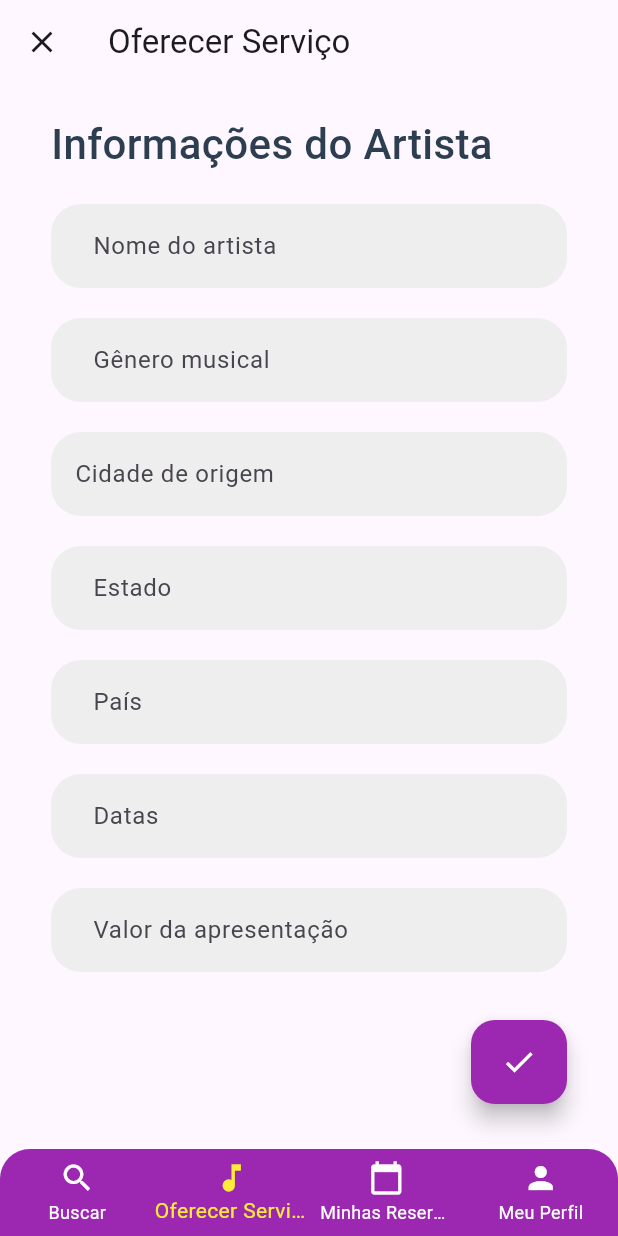
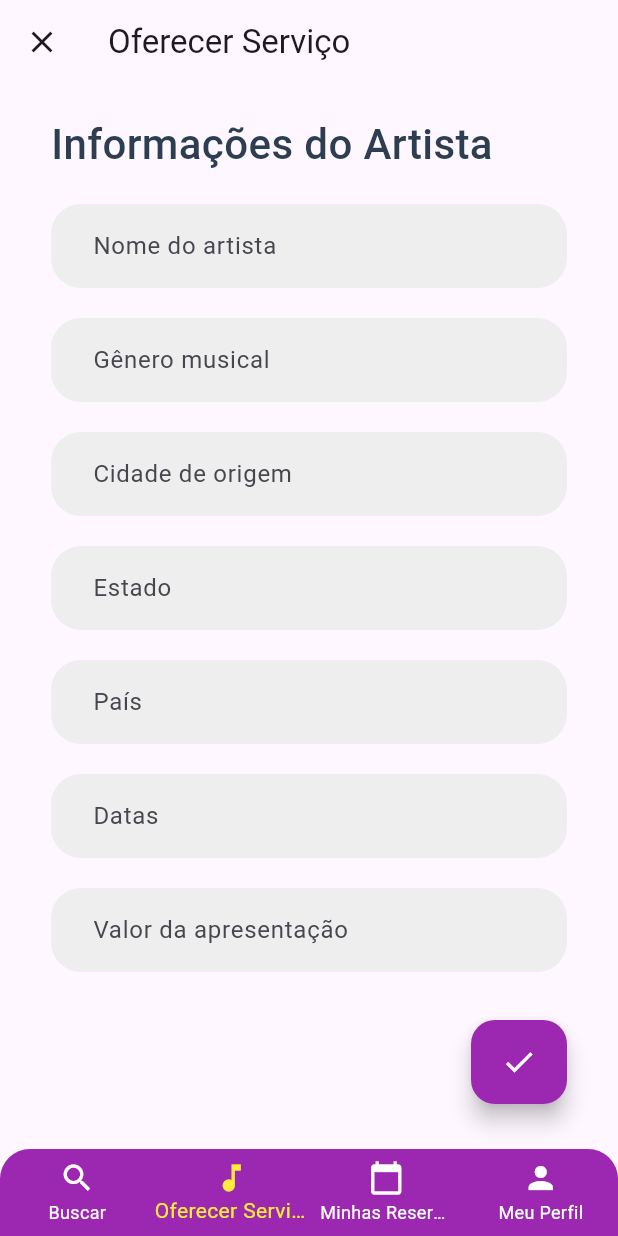
Before and after one commit to antoniosereno95/marcasom, a Flutter app: the OfferService screen opened by its route, on a phone screen of 412 x 824 dp. Run offline on Flutter 3.47's test engine with Material 3 defaults, Android fonts, the phone set to English and light mode, and no system bars; our stand-ins replace flutter_svg, flutter_typeahead, page_transition.

Commit message:
Update offerService.dart

```diff
--- a/lib/screens/offerService.dart
+++ b/lib/screens/offerService.dart
@@ -127,7 +127,9 @@ class _OfferServiceState extends State<OfferService> {
                 },
               ),
               SizedBox(height: 20),
-              TextFormField(
+              TypeAheadFormField(
+                textFieldConfiguration: TextFieldConfiguration(
+                  controller: _cityController,
                   decoration: InputDecoration(
                     hintText: 'Cidade de origem',
                     filled: true,
@@ -135,6 +137,8 @@ class _OfferServiceState extends State<OfferService> {
                     border: OutlineInputBorder(
                       borderRadius: BorderRadius.circular(20),
                       borderSide: BorderSide.none,
+                    ),
+                    contentPadding: EdgeInsets.symmetric(vertical: 16, horizontal: 24),
                   ),
                 ),
                 suggestionsCallback: (pattern) async {
@@ -205,8 +209,8 @@ class _OfferServiceState extends State<OfferService> {
               SizedBox(height: 20),
               TextFormField(
                 controller: _dateController,
+                readOnly: true,
                 decoration: InputDecoration(
-                readOnly: true,
                   hintText: 'Datas',
                   filled: true,
                   fillColor: Colors.grey[200],
```
Lines whose indentation alone changed are shown as unchanged.
